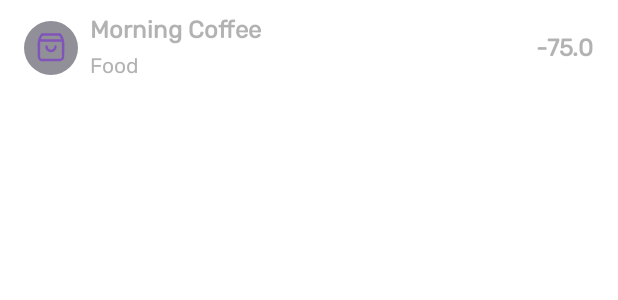
After one commit to AmarantBCL/BudgetApp, an Android app: the layout list_item_today_entry_hidden.xml on its own in the app's theme, with its tools: preview values and no code run, on a phone screen of 412 x 824 dp. The commit adds this screen. Shown: the top 300 px of the screen. Run offline under Robolectric (Android 15) with nearby library versions, the phone set to English and light mode, and no system bars.

Commit message:
3rd layout for ReportsAdapter

```diff
--- a/app/src/main/java/com/amarant/apps/budgetapp/ui/fragments/ReportsFragment.kt
+++ b/app/src/main/java/com/amarant/apps/budgetapp/ui/fragments/ReportsFragment.kt
@@ -66,7 +66,7 @@ class ReportsFragment : Fragment(), DeprecatedReportsAdapter.MyOnClickListener {
     private val budgetViewModel: BudgetViewModel by activityViewModels()
     private lateinit var reportsAdapter: ReportsAdapter
     private lateinit var startDate: String
-    private var period = PERIOD_SHOW_ALL
+    private var period = PERIOD_THIS_MONTH
 
     override fun onCreateView(
         inflater: LayoutInflater,
@@ -171,7 +171,7 @@ class ReportsFragment : Fragment(), DeprecatedReportsAdapter.MyOnClickListener {
 
             }
         }
-        binding.dateRangeReportSpinner.setSelection(PERIOD_SHOW_ALL)
+        binding.dateRangeReportSpinner.setSelection(PERIOD_THIS_MONTH)
     }
 
     private fun initializeRecyclerView() {
--- a/app/src/main/java/com/amarant/apps/budgetapp/ui/viewmodels/BudgetViewModel.kt
+++ b/app/src/main/java/com/amarant/apps/budgetapp/ui/viewmodels/BudgetViewModel.kt
@@ -10,8 +10,10 @@ import com.amarant.apps.budgetapp.entities.Budget
 import com.amarant.apps.budgetapp.entities.BudgetCategoryDetails
 import com.amarant.apps.budgetapp.entities.BudgetUI
 import com.amarant.apps.budgetapp.entities.CategoryStat
+import com.amarant.apps.budgetapp.entities.ReportsItem
 import com.amarant.apps.budgetapp.repository.BudgetRepository
 import com.amarant.apps.budgetapp.util.Constants
+import com.amarant.apps.budgetapp.util.DateUtils
 import com.amarant.apps.budgetapp.util.PeriodUtils.PERIOD_LAST_MONTH
 import com.amarant.apps.budgetapp.util.PeriodUtils.PERIOD_LAST_TWO_DAYS
 import com.amarant.apps.budgetapp.util.PeriodUtils.PERIOD_LAST_TWO_MONTHS
--- /dev/null
+++ b/app/src/main/res/layout/list_item_today_entry_hidden.xml
@@ -0,0 +1,74 @@
+<?xml version="1.0" encoding="utf-8"?>
+<androidx.constraintlayout.widget.ConstraintLayout xmlns:android="http://schemas.android.com/apk/res/android"
+    xmlns:app="http://schemas.android.com/apk/res-auto"
+    xmlns:tools="http://schemas.android.com/tools"
+    android:layout_width="match_parent"
+    android:layout_height="wrap_content"
+    android:background="?attr/selectableItemBackground"
+    android:clickable="true"
+    android:focusable="true"
+    android:paddingHorizontal="8dp">
+
+    <ImageView
+        android:id="@+id/img_category"
+        android:layout_width="36dp"
+        android:layout_height="36dp"
+        android:layout_marginVertical="@dimen/regular_margin"
+        android:layout_marginStart="@dimen/regular_margin"
+        android:alpha="0.5"
+        app:layout_constraintBottom_toBottomOf="parent"
+        app:layout_constraintStart_toStartOf="parent"
+        app:layout_constraintTop_toTopOf="parent"
+        tools:src="@drawable/circle_shopping" />
+
+    <TextView
+        android:id="@+id/tv_title"
+        android:layout_width="0dp"
+        android:layout_height="wrap_content"
+        android:layout_marginHorizontal="@dimen/regular_margin"
+        android:layout_marginTop="@dimen/regular_margin"
+        android:alpha="0.5"
+        android:fontFamily="@font/rubik"
+        android:text="Morning Coffee"
+        android:textColor="@color/secondary_gray"
+        android:textSize="16sp"
+        android:textStyle="bold"
+        app:layout_constraintBottom_toTopOf="@id/tv_category"
+        app:layout_constraintEnd_toStartOf="@id/tv_amount"
+        app:layout_constraintStart_toEndOf="@id/img_category"
+        app:layout_constraintTop_toTopOf="parent" />
+
+    <TextView
+        android:id="@+id/tv_category"
+        android:layout_width="0dp"
+        android:layout_height="wrap_content"
+        android:layout_marginHorizontal="@dimen/regular_margin"
+        android:layout_marginBottom="@dimen/regular_margin"
+        android:alpha="0.5"
+        android:fontFamily="@font/rubik"
+        android:text="Food"
+        android:textColor="@color/secondary_gray"
+        android:textSize="14sp"
+        app:layout_constraintBottom_toBottomOf="parent"
+        app:layout_constraintEnd_toStartOf="@id/tv_amount"
+        app:layout_constraintStart_toEndOf="@id/img_category"
+        app:layout_constraintTop_toBottomOf="@id/tv_title" />
+
+    <TextView
+        android:id="@+id/tv_amount"
+        android:layout_width="wrap_content"
+        android:layout_height="wrap_content"
+        android:layout_marginEnd="@dimen/regular_margin"
+        android:alpha="0.5"
+        android:fontFamily="@font/rubik"
+        android:includeFontPadding="false"
+        android:text="-75.0"
+        android:textColor="@color/secondary_gray"
+        android:textSize="16sp"
+        android:textStyle="bold"
+        app:layout_constraintBottom_toBottomOf="parent"
+        app:layout_constraintEnd_toEndOf="parent"
+        app:layout_constraintStart_toEndOf="@id/tv_category"
+        app:layout_constraintTop_toTopOf="parent" />
+
+</androidx.constraintlayout.widget.ConstraintLayout>
--- a/app/src/main/res/values/strings.xml
+++ b/app/src/main/res/values/strings.xml
@@ -31,7 +31,7 @@
     <string name="enter_budget_for">Enter budget for: %s</string>
     <string name="none">NONE</string>
     <string name="entry_added">Entry added</string>
-    <string name="spending_reports">Spending Reports</string>
+    <string name="spending_reports">Reports</string>
     <string name="item_deleted">Item Deleted</string>
     <string name="undo">Undo</string>
     <string name="fill_in_all_fields">Fill in all the required fields</string>
```
Also changed, not shown: app/src/main/java/com/amarant/apps/budgetapp/ui/adapter/ReportsAdapter.kt (+89 -59 lines), 1 other file.
